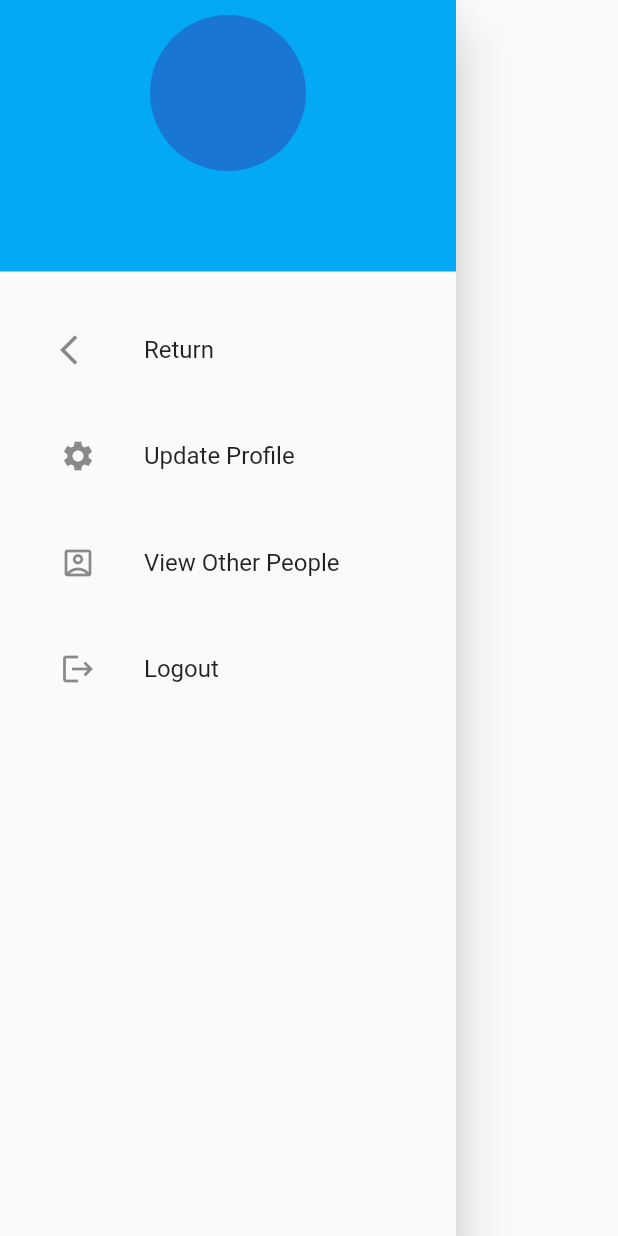
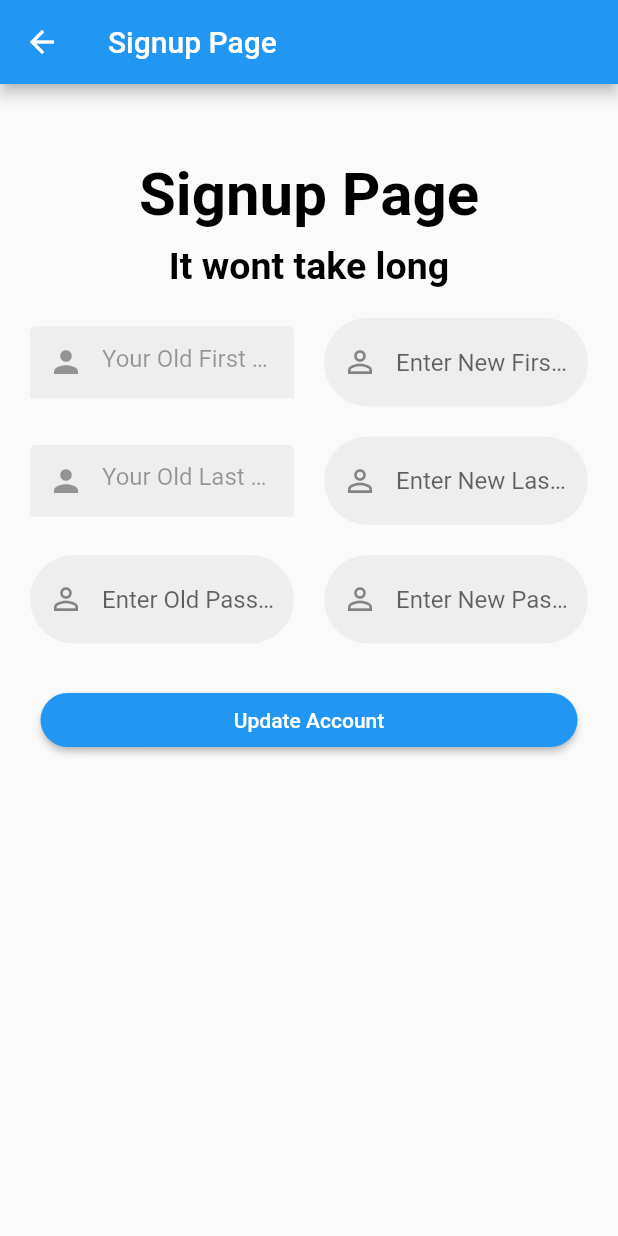
Before and after one commit to DC-GC/Social_Media_Application, a Flutter app: the NavigationDrawer widget shown alone on an empty page, opened directly with empty values, after a tap on "Update Profile", on a phone screen of 412 x 824 dp. Run offline on Flutter 3.47's test engine with Material 2 defaults, Android fonts, the phone set to English and light mode, and no system bars; missing offline and left inert: dart:html; network calls fail.

Commit message:
application can now edit account firstname, lastname and password

```diff
--- a/project_social_media_application_dcgc/lib/Screens/HomePage.dart
+++ b/project_social_media_application_dcgc/lib/Screens/HomePage.dart
@@ -4,6 +4,7 @@ import 'package:http/http.dart';
 import 'dart:convert';
 import 'package:flutter/material.dart';
 import 'package:project_social_media_application_dcgc/Screens/LoginPage.dart';
+import 'package:project_social_media_application_dcgc/Screens/UpdateProfilePage.dart';
 
 class HomePage extends StatefulWidget {
   String? token;
@@ -26,8 +27,28 @@ class _HomePageState extends State<HomePage> {
   List<String> dropdownitems = ['Friends Only', 'Public'];
   String? selecteditem = 'Friends Only';
   final TextEditingController _Createpost = TextEditingController();
+  List<String>posts = [];
 
 
+
+  void getposts(numOfPosts, lastId) async{
+    final url = "https://cmsc-23-2022-bfv6gozoca-as.a.run.app/api/post?";
+    try{
+          final response = await get(Uri.parse("$url limit=$numOfPosts&next=$lastId&$username"),
+          headers: <String, String>{
+            "accept": "application/json",
+            // "Content-Type": "application/json",
+            "Authorization": "Bearer $token_authorization",
+          },
+          );
+
+          final responsedata = jsonDecode(response.body);
+          print(responsedata);
+
+          } catch(err){
+
+          }
+  }
 
   void getAccountDetails() async{
 
@@ -89,6 +110,7 @@ class _HomePageState extends State<HomePage> {
     // TODO: implement initState
     super.initState();
     getAccountDetails();
+
   }
 
 
@@ -97,7 +119,7 @@ class _HomePageState extends State<HomePage> {
   Widget build(BuildContext context) {
 
     return Scaffold(
-      drawer: NavigationDrawer(username, firstname, lastname),
+      drawer: NavigationDrawer(username, firstname, lastname, token_authorization),
       appBar: AppBar(
         title: Text("Home Page"),
       ), // Text(token_authorization ?? 'no key provided')
@@ -167,6 +189,14 @@ class _HomePageState extends State<HomePage> {
 
                   ],
                 ),
+                ListView.builder(
+                  padding: EdgeInsets.all(24),
+                  itemCount: posts.length,
+                  itemBuilder: (context, index){
+                    final lastPost = posts[index];
+                    return ListTile(title: Text(lastPost));
+                  },
+                ),
         ],
         ),
       ) ,
@@ -181,7 +211,8 @@ class NavigationDrawer extends StatelessWidget {
   final String? username;
   final String? firstname;
   final String? lastname;
-  const NavigationDrawer(this.username, this.firstname, this.lastname);
+  final String? token_authorization;
+  const NavigationDrawer(this.username, this.firstname, this.lastname, this.token_authorization);
 
   @override
   Widget build(BuildContext context) => Drawer(
@@ -191,7 +222,7 @@ class NavigationDrawer extends StatelessWidget {
         crossAxisAlignment: CrossAxisAlignment.stretch,
         children: <Widget>[
           MenuHeader(context, username, firstname, lastname),
-          MenuItems(context),
+          MenuItems(context, token_authorization, username, firstname, lastname),
         ],
       ),
     ),
@@ -220,7 +251,8 @@ Widget MenuHeader(BuildContext context, String? username, String? firstname, Str
     ),
   );
 
-  Widget MenuItems(BuildContext context) =>Container(
+
+  Widget MenuItems(BuildContext context, String? token_authorization ,String? username, String? firstname, String? lastname) =>Container(
     padding: EdgeInsets.all(24),
     child:  Wrap(
         runSpacing: 15,
@@ -236,7 +268,10 @@ Widget MenuHeader(BuildContext context, String? username, String? firstname, Str
           ListTile(
             leading: const Icon(Icons.settings),
             title: Text("Update Profile"),
-            onTap: (){},
+            onTap: (){
+              Navigator.push(context, MaterialPageRoute(builder: (context) => UpdateProfilePage(token_authorization, username, firstname, lastname )));
+
+            },
           ),
           ListTile(
             leading: const Icon(Icons.account_box_outlined),
--- /dev/null
+++ b/project_social_media_application_dcgc/lib/Screens/UpdateProfilePage.dart
@@ -0,0 +1,362 @@
+import 'package:flutter/cupertino.dart';
+import 'package:flutter/material.dart';
+import 'package:project_social_media_application_dcgc/Screens/HomePage.dart';
+import 'package:project_social_media_application_dcgc/Screens/LoginPage.dart';
+import 'package:http/http.dart';
+import 'dart:convert';
+
+
+class UpdateProfilePage extends StatefulWidget {
+  String? token;
+  String? username;
+  String? firstname;
+  String? lastname;
+  UpdateProfilePage(this.token, this.username, this.firstname, this.lastname);
+  @override
+  State<UpdateProfilePage> createState(){
+    return _UpdateProfilePageState(this.token, this.username, this.firstname, this.lastname);
+  }
+}
+
+class _UpdateProfilePageState extends State<UpdateProfilePage> {
+  String? token_authorization;
+  String? username;
+  String? firstname;
+  String? lastname;
+  _UpdateProfilePageState(this.token_authorization, this.username, this.firstname, this.lastname);
+  final TextEditingController _NewFirstName = TextEditingController();
+  final TextEditingController _NewLastName = TextEditingController();
+  final TextEditingController _OldPassword = TextEditingController();
+  final TextEditingController _NewPassword = TextEditingController();
+  final _formKey = GlobalKey<FormState>();
+
+  void updateProfile() async{
+    final url = "https://cmsc-23-2022-bfv6gozoca-as.a.run.app/api/user";
+    try{
+          final response = await put(Uri.parse("$url/$username"),
+          headers: <String, String>{
+            "accept": "application/json",
+            "Content-Type": "application/json; charset=UTF-8",
+            "Authorization": "Bearer $token_authorization",
+          },
+          body: jsonEncode({
+                "oldPassword": _OldPassword.text,
+                "newPassword": _NewPassword.text,
+                "firstName": _NewFirstName.text == ""?firstname:_NewFirstName.text,
+                "lastName": _NewLastName.text == ""?lastname:_NewLastName.text,
+                }),
+          );
+
+          final responsedata = jsonDecode(response.body);
+          print(responsedata);
+
+          if (response.statusCode == 200) {
+
+            //   ScaffoldMessenger.of(this.context).showSnackBar(
+            // const SnackBar(content: Text("Welcome")),
+            // );
+            ScaffoldMessenger.of(this.context).showSnackBar(
+            SnackBar(content: Text("Update successful !")),
+            );
+            _NewFirstName.clear();
+            _NewLastName.clear();
+            _NewPassword.clear();
+            _OldPassword.clear();
+            Navigator.push(context, MaterialPageRoute(builder: (_)=>LoginPage()));
+          }else{
+
+            ScaffoldMessenger.of(this.context).showSnackBar(
+            SnackBar(content: Text("Update failed: " + responsedata["message"])),
+            );
+          }
+          } catch(err){
+
+          }
+    // print("${_Email.text}");
+  }
+
+  @override
+  Widget build(BuildContext context) {
+    return Scaffold(
+      appBar: AppBar(title:Text('Signup Page'),
+      ),
+      body: Form(
+        key: _formKey,
+        child: SingleChildScrollView(
+        scrollDirection: Axis.vertical,
+        child: Container(
+          child:Center(
+            child: Column(
+              mainAxisAlignment: MainAxisAlignment.center,
+              children: [
+                SizedBox(height: 50,),
+                Text(
+                  'Signup Page',
+                  style: TextStyle(
+                    fontWeight:FontWeight.bold,
+                      color: Colors.black,
+                        fontSize: 40),
+                ),
+                SizedBox(height: 10,),
+                Text(
+                  'It wont take long',
+                  style: TextStyle(
+                    fontWeight:FontWeight.bold,
+                      color: Colors.black,
+                        fontSize: 25),
+                ),
+
+                Container(
+                  padding: EdgeInsets.symmetric(horizontal: 20) ,
+                  margin: EdgeInsets.only(top:20, ),
+                  child: Row(
+                    mainAxisAlignment: MainAxisAlignment.center,
+                    children: [
+                      Expanded(
+                  child: TextFormField(
+                    enabled: false,
+                    decoration: InputDecoration(
+                      enabledBorder: OutlineInputBorder(
+                        borderRadius: BorderRadius.all(Radius.circular(30)),
+                        borderSide: BorderSide(color: Colors.transparent),
+                      ),
+                      focusedBorder: OutlineInputBorder(
+                        borderRadius: BorderRadius.all(Radius.circular(30)),
+                        borderSide: BorderSide(color: Colors.blue),
+                      ),
+                      errorBorder: OutlineInputBorder(
+                        borderRadius: BorderRadius.all(Radius.circular(30)),
+                        borderSide: BorderSide(color: Colors.red),
+                      ),
+                      focusedErrorBorder: OutlineInputBorder(
+                        borderRadius: BorderRadius.all(Radius.circular(30)),
+                        borderSide: BorderSide(color: Colors.red),
+                      ),
+                      prefixIcon: Icon(Icons.person),
+                      hintText: 'Your Old First Name Is ' + firstname!,
+                      fillColor: Colors.grey[200],
+                      filled: true,
+                    ),
+
+                  ),
+                ),
+                SizedBox(
+                  width: 20,
+                ),
+                Expanded(
+                  child: TextFormField(
+                    decoration: InputDecoration(
+                      enabledBorder: OutlineInputBorder(
+                        borderRadius: BorderRadius.all(Radius.circular(30)),
+                        borderSide: BorderSide(color: Colors.transparent),
+                      ),
+                      focusedBorder: OutlineInputBorder(
+                        borderRadius: BorderRadius.all(Radius.circular(30)),
+                        borderSide: BorderSide(color: Colors.blue),
+                      ),
+                      errorBorder: OutlineInputBorder(
+                        borderRadius: BorderRadius.all(Radius.circular(30)),
+                        borderSide: BorderSide(color: Colors.red),
+                      ),
+                      focusedErrorBorder: OutlineInputBorder(
+                        borderRadius: BorderRadius.all(Radius.circular(30)),
+                        borderSide: BorderSide(color: Colors.red),
+                      ),
+                      prefixIcon: Icon(Icons.person_outline),
+                      hintText: 'Enter New First Name',
+                      fillColor: Colors.grey[200],
+                      filled: true,
+                    ),
+                    controller: _NewFirstName,
+
+                  ),
+                ),
+                    ],
+                  ),
+                ),
+                Container(
+                  padding: EdgeInsets.symmetric(horizontal: 20) ,
+                  margin: EdgeInsets.only(top:20, ),
+                  child: Row(
+                    mainAxisAlignment: MainAxisAlignment.center,
+                    children: [
+                      Expanded(
+                  child: TextFormField(
+                    enabled: false,
+                    decoration: InputDecoration(
+                      enabledBorder: OutlineInputBorder(
+                        borderRadius: BorderRadius.all(Radius.circular(30)),
+                        borderSide: BorderSide(color: Colors.transparent),
+                      ),
+                      focusedBorder: OutlineInputBorder(
+                        borderRadius: BorderRadius.all(Radius.circular(30)),
+                        borderSide: BorderSide(color: Colors.blue),
+                      ),
+                      errorBorder: OutlineInputBorder(
+                        borderRadius: BorderRadius.all(Radius.circular(30)),
+                        borderSide: BorderSide(color: Colors.red),
+                      ),
+                      focusedErrorBorder: OutlineInputBorder(
+                        borderRadius: BorderRadius.all(Radius.circular(30)),
+                        borderSide: BorderSide(color: Colors.red),
+                      ),
+                      prefixIcon: Icon(Icons.person),
+                      hintText: 'Your Old Last Name Is ' + lastname!,
+                      fillColor: Colors.grey[200],
+                      filled: true,
+                    ),
+
+                  ),
+                ),
+                SizedBox(
+                  width: 20,
+                ),
+                Expanded(
+                  child: TextFormField(
+                    decoration: InputDecoration(
+                      enabledBorder: OutlineInputBorder(
+                        borderRadius: BorderRadius.all(Radius.circular(30)),
+                        borderSide: BorderSide(color: Colors.transparent),
+                      ),
+                      focusedBorder: OutlineInputBorder(
+                        borderRadius: BorderRadius.all(Radius.circular(30)),
+                        borderSide: BorderSide(color: Colors.blue),
+                      ),
+                      errorBorder: OutlineInputBorder(
+                        borderRadius: BorderRadius.all(Radius.circular(30)),
+                        borderSide: BorderSide(color: Colors.red),
+                      ),
+                      focusedErrorBorder: OutlineInputBorder(
+                        borderRadius: BorderRadius.all(Radius.circular(30)),
+                        borderSide: BorderSide(color: Colors.red),
+                      ),
+                      prefixIcon: Icon(Icons.person_outline),
+                      hintText: 'Enter New Last Name',
+                      fillColor: Colors.grey[200],
+                      filled: true,
+                    ),
+                    controller: _NewLastName,
+                  ),
+                ),
+                    ],
+                  ),
+                ),
+                Container(
+                  padding: EdgeInsets.symmetric(horizontal: 20) ,
+                  margin: EdgeInsets.only(top:20, ),
+                  child: Row(
+                    mainAxisAlignment: MainAxisAlignment.center,
+                    children: [
+                      Expanded(
+                  child: TextFormField(
+
+                    decoration: InputDecoration(
+                      enabledBorder: OutlineInputBorder(
+                        borderRadius: BorderRadius.all(Radius.circular(30)),
+                        borderSide: BorderSide(color: Colors.transparent),
+                      ),
+                      focusedBorder: OutlineInputBorder(
+                        borderRadius: BorderRadius.all(Radius.circular(30)),
+                        borderSide: BorderSide(color: Colors.blue),
+                      ),
+                      errorBorder: OutlineInputBorder(
+                        borderRadius: BorderRadius.all(Radius.circular(30)),
+                        borderSide: BorderSide(color: Colors.red),
+                      ),
+                      focusedErrorBorder: OutlineInputBorder(
+                        borderRadius: BorderRadius.all(Radius.circular(30)),
+                        borderSide: BorderSide(color: Colors.red),
+                      ),
+                      prefixIcon: Icon(Icons.person_outline),
+
+                      hintText: 'Enter Old Password',
+                      fillColor: Colors.grey[200],
+                      filled: true,
+                    ),
+                    controller: _OldPassword,
+                    validator: (value){
+                      if(value == _NewPassword.text && value != ""){
+                        return "Old Password and New Password are the same :(";
+                      }else if(value!.length != value.trim().length ){
+                          return "text field should not be filled with only spaces:(";
+                      }
+                      return null;
+                    },
+                  ),
+                ),
+                SizedBox(
+                  width: 20,
+                ),
+                Expanded(
+                  child: TextFormField(
+                    decoration: InputDecoration(
+                      enabledBorder: OutlineInputBorder(
+                        borderRadius: BorderRadius.all(Radius.circular(30)),
+                        borderSide: BorderSide(color: Colors.transparent),
+                      ),
+                      focusedBorder: OutlineInputBorder(
+                        borderRadius: BorderRadius.all(Radius.circular(30)),
+                        borderSide: BorderSide(color: Colors.blue),
+                      ),
+                      errorBorder: OutlineInputBorder(
+                        borderRadius: BorderRadius.all(Radius.circular(30)),
+                        borderSide: BorderSide(color: Colors.red),
+                      ),
+                      focusedErrorBorder: OutlineInputBorder(
+                        borderRadius: BorderRadius.all(Radius.circular(30)),
+                        borderSide: BorderSide(color: Colors.red),
+                      ),
+                      prefixIcon: Icon(Icons.person_outline),
+                      hintText: 'Enter New Password',
+                      fillColor: Colors.grey[200],
+                      filled: true,
+                    ),
+                    controller: _NewPassword,
+                    validator: (value){
+                      if(value == _OldPassword.text && value != ""){
+                        return "Old Password and New Password are the same :(";
+                      }else if(value!.length != value.trim().length ){
+                          return "text field should not be filled with only spaces:(";
+                      }
+                      return null;
+                    },
+
+                  ),
+                ),
+                    ],
+                  ),
+                ),
+
+                Container(
+                  width: MediaQuery.of(context).size.width,
+                  margin: EdgeInsets.all(27),
+
+                  child: ElevatedButton(
+                    child: Text('Update Account',
+                    style:TextStyle(color: Colors.white),
+                    ),
+                    onPressed: (){
+                     if (_formKey.currentState!.validate()) {
+                        print("ok");
+                        updateProfile();
+                      }
+                    },
+                    style: ElevatedButton.styleFrom(
+                      shape: RoundedRectangleBorder(borderRadius: BorderRadius.circular(30)),
+                    ),
+                  ),
+                  // decoration: BoxDecoration(
+                  //   color: Colors.blue,
+                  //   borderRadius: BorderRadius.circular(30)
+                  // ),
+                ),
+
+              ],
+            ),
+          ),
+        ),
+      ),
+    ),
+    );
+  }
+}
```
